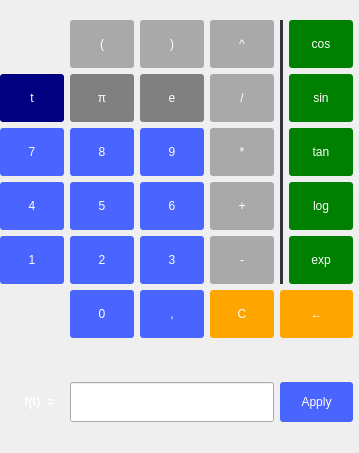
First picture: the form in ui/math.ui, repository analogdevicesinc/scopy, before the edit.
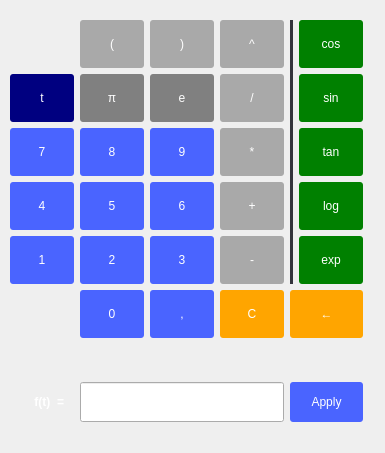
Second picture: the form after the edit.

Commit message:
ui/signal_generator.ui: adjust size of the math tab
Also add some spacers in math.ui

Diff of the .ui file:
```diff
--- a/ui/math.ui
+++ b/ui/math.ui
@@ -6,7 +6,7 @@
    <rect>
     <x>0</x>
     <y>0</y>
-    <width>359</width>
+    <width>385</width>
     <height>453</height>
    </rect>
   </property>
@@ -962,6 +962,22 @@
      </property>
     </widget>
    </item>
+   <item row="2" column="0">
+    <spacer name="horizontalSpacer_2">
+     <property name="orientation">
+      <enum>Qt::Horizontal</enum>
+     </property>
+     <property name="sizeType">
+      <enum>QSizePolicy::Fixed</enum>
+     </property>
+     <property name="sizeHint" stdset="0">
+      <size>
+       <width>10</width>
+       <height>20</height>
+      </size>
+     </property>
+    </spacer>
+   </item>
   </layout>
  </widget>
  <resources/>
```
The commit also changes 1 other file.
